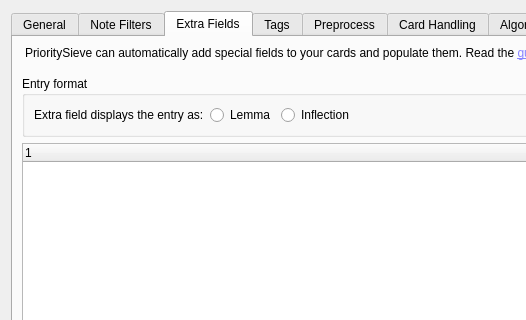
First picture: the form in prioritysieve/ui/settings_dialog.ui, repository travv0/prioritysieve, before the edit; both pictures show x 0 to 526 and y 0 to 320 of the 947 by 587 pixel window.
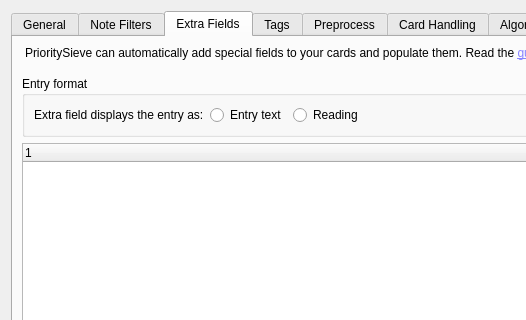
Second picture: the form after the edit. The open tabs and pages were chosen to show the change.

Commit message: Replace lemma terminology with entry wording

The edit to the form file:
```diff
--- a/prioritysieve/ui/settings_dialog.ui
+++ b/prioritysieve/ui/settings_dialog.ui
@@ -356,14 +356,14 @@
               <item>
                <widget class="QRadioButton" name="unknownsFieldShowsLemmasRadioButton">
                 <property name="text">
-                 <string>Lemma</string>
+                 <string>Entry text</string>
                 </property>
                </widget>
               </item>
               <item>
                <widget class="QRadioButton" name="unknownsFieldShowsInflectionsRadioButton">
                 <property name="text">
-                 <string>Inflection</string>
+                 <string>Reading</string>
                 </property>
                </widget>
               </item>
```
Lines whose indentation alone changed are shown as unchanged. The commit also changes 7 other files.
